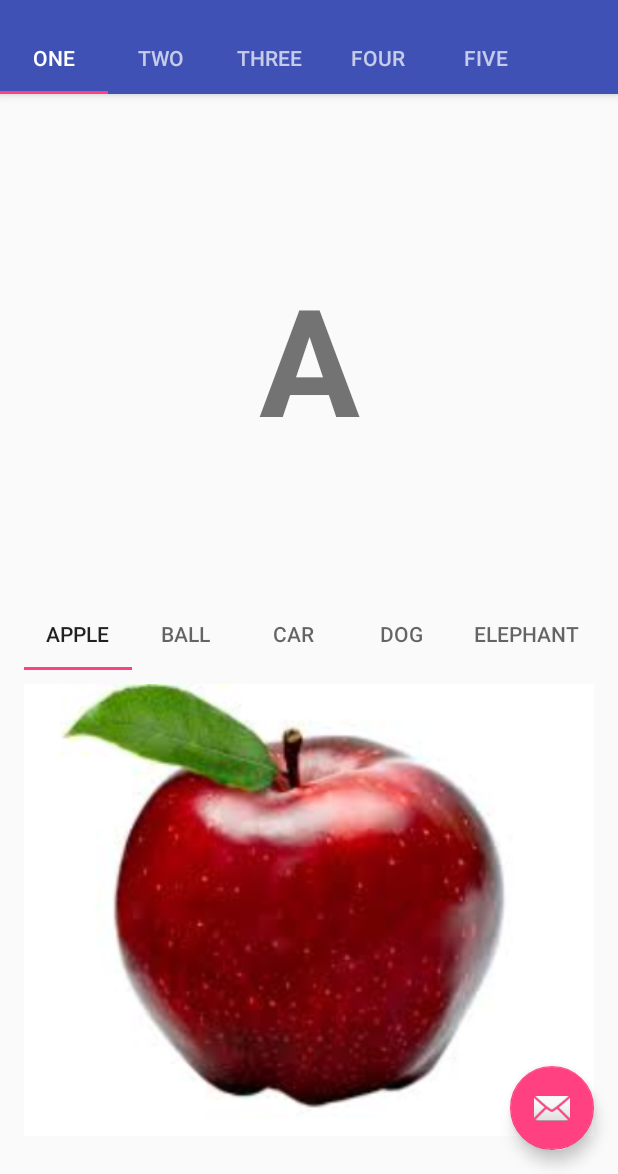
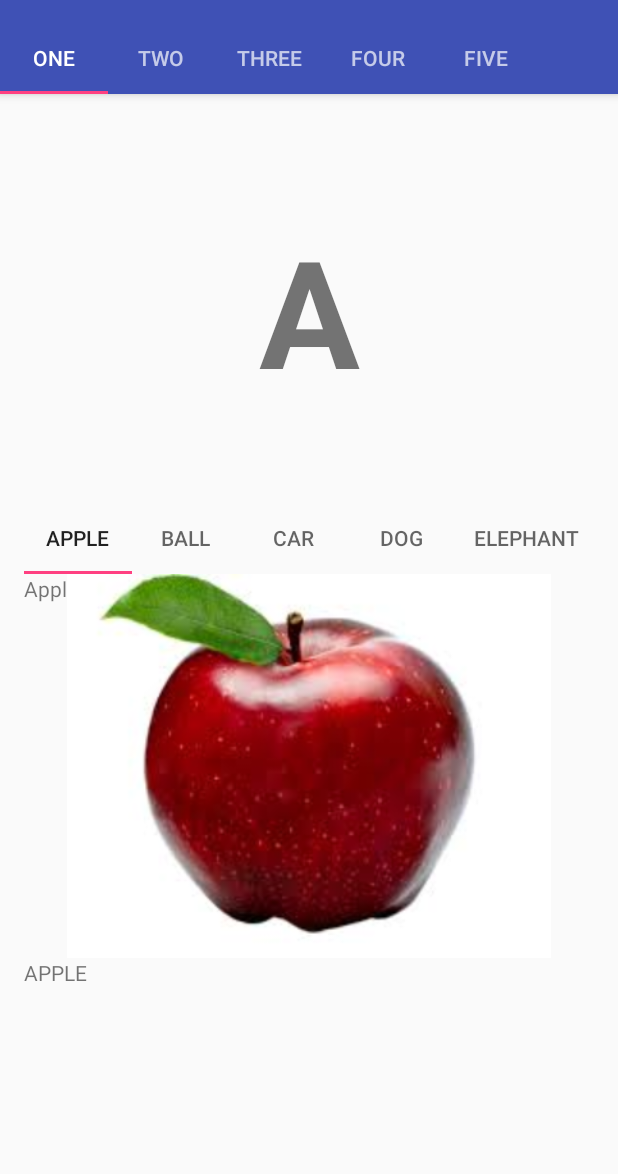
Before and after one commit to Deepakb09/ABCDApp, an Android app: the screen it shows after launch (MainActivity), on a phone screen of 412 x 824 dp, the part 62-1236 px from its top. Run offline under Robolectric (Android 15) with nearby library versions, the phone set to English and light mode, and no system bars.

Commit message:
ReadingValuesOnCurrentViewPager

```diff
--- a/app/src/main/java/com/deepak/abcdapp/Fragment1.java
+++ b/app/src/main/java/com/deepak/abcdapp/Fragment1.java
@@ -33,9 +33,10 @@ public class Fragment1 extends Fragment {
         int pos = b.getInt("imgposition");
 
         textView1.setText(alpha[pos]);
+        String alph = alpha[pos];
         //imageView.setImageResource(images[pos]);
         MainActivity m = (MainActivity) getActivity();
-
+        m.getAlphaFromFrag(alph);
 
         return v;
     }
--- a/app/src/main/java/com/deepak/abcdapp/Fragment2.java
+++ b/app/src/main/java/com/deepak/abcdapp/Fragment2.java
@@ -1,37 +1,64 @@
 package com.deepak.abcdapp;
 
 
+import android.app.Activity;
 import android.os.Bundle;
 import android.support.v4.app.Fragment;
 import android.view.LayoutInflater;
 import android.view.View;
 import android.view.ViewGroup;
 import android.widget.ImageView;
+import android.widget.TextView;
+import android.widget.Toast;
+
+import org.w3c.dom.Text;
+
+import java.util.ArrayList;
+import java.util.LinkedHashMap;
+import java.util.TreeMap;
 
 
 /**
  * A simple {@link Fragment} subclass.
  */
 public class Fragment2 extends Fragment {
+
     int[] images = {R.drawable.apple, R.drawable.ball, R.drawable.car, R.drawable.dog, R.drawable.elephant};
+    String[] imgname = {"Apple","Ball","Car","Dog","Elephant"};
+    LinkedHashMap<String, Integer> linkedHashMap;
+
 
     public Fragment2() {
         // Required empty public constructor
     }
 
-
     @Override
     public View onCreateView(LayoutInflater inflater, ViewGroup container,
                              Bundle savedInstanceState) {
-        // Inflate the layout for this fragment
+
         View v2 = inflater.inflate(R.layout.fragment_fragment2, container, false);
         ImageView imageView2= (ImageView) v2.findViewById(R.id.imageView2);
+        TextView textView2 = (TextView) v2.findViewById(R.id.textView2);
+
+        linkedHashMap = new LinkedHashMap<String, Integer>();
+
+        linkedHashMap.put("A",R.drawable.apple);
+        linkedHashMap.put("B",R.drawable.ball);
+        linkedHashMap.put("C",R.drawable.car);
+        linkedHashMap.put("D",R.drawable.dog);
+        linkedHashMap.put("E",R.drawable.elephant);
 
         Bundle b = getArguments();
         int pos = b.getInt("imageposition");
 
         imageView2.setImageResource(images[pos]);
 
+        textView2.setText(imgname[pos]);
+
+        String alphabet = new ArrayList<String>(linkedHashMap.keySet()).get(pos);
+        MainActivity m = (MainActivity) getActivity();
+        m.setAlphaImageFromFrag(alphabet);
+
         return v2;
     }
 
--- a/app/src/main/java/com/deepak/abcdapp/MainActivity.java
+++ b/app/src/main/java/com/deepak/abcdapp/MainActivity.java
@@ -8,6 +8,7 @@ import android.support.v4.app.Fragment;
 import android.support.v4.app.FragmentManager;
 import android.support.v4.app.FragmentPagerAdapter;
 import android.support.v4.view.ViewPager;
+import android.util.Log;
 import android.view.View;
 import android.support.design.widget.NavigationView;
 import android.support.v4.view.GravityCompat;
@@ -17,12 +18,21 @@ import android.support.v7.app.AppCompatActivity;
 import android.support.v7.widget.Toolbar;
 import android.view.Menu;
 import android.view.MenuItem;
+import android.widget.TextView;
+import android.widget.Toast;
+
+import java.util.TreeMap;
 
 public class MainActivity extends AppCompatActivity
         implements NavigationView.OnNavigationItemSelectedListener {
     ViewPager viewPager1, viewPager2;
     MyAdapter myAdapter1;
     MyAdapter2 myAdapter2;
+
+    String[] arr2 = {"APPLE","BALL","CAR","DOG","ELEPHANT"};
+    String alpha;
+    String imgnm;
+    TextView textView3;
 
     public class MyAdapter extends FragmentPagerAdapter{
         String[] arr1 = {"One","Two","Three","Four","Five"};
@@ -51,7 +61,7 @@ public class MainActivity extends AppCompatActivity
     }
 
     public class MyAdapter2 extends FragmentPagerAdapter{
-        String[] arr2 = {"APPLE","BALL","CAR","DOG","ELEPHANT"};
+        //String[] arr2 = {"APPLE","BALL","CAR","DOG","ELEPHANT"};
         public MyAdapter2(FragmentManager fm) {
             super(fm);
         }
@@ -77,6 +87,15 @@ public class MainActivity extends AppCompatActivity
     }
 
 
+    public void getAlphaFromFrag(String ch){
+        alpha = ch;
+    }
+
+    public void setAlphaImageFromFrag(String ch){
+        imgnm = ch;
+        //textView3.setText(imgnm);
+        //Toast.makeText(MainActivity.this, ch, Toast.LENGTH_SHORT).show();
+    }
 
     @Override
     protected void onCreate(Bundle savedInstanceState) {
@@ -90,6 +109,7 @@ public class MainActivity extends AppCompatActivity
         myAdapter1 = new MyAdapter(getSupportFragmentManager());
         viewPager1.setAdapter(myAdapter1);
         tabLayout1.setupWithViewPager(viewPager1);
+        textView3 = (TextView) findViewById(R.id.textView3);
 
         viewPager2 = (ViewPager) findViewById(R.id.viewPager2);
         TabLayout tabLayout2 = (TabLayout) findViewById(R.id.myTab2);
@@ -97,7 +117,27 @@ public class MainActivity extends AppCompatActivity
         viewPager2.setAdapter(myAdapter2);
         tabLayout2.setupWithViewPager(viewPager2);
 
+        viewPager2.addOnPageChangeListener(new ViewPager.OnPageChangeListener() {
+            @Override
+            public void onPageScrolled(int position, float positionOffset, int positionOffsetPixels) {
+                int i = viewPager2.getCurrentItem();
+                textView3.setText(arr2[i]);
+            }
+
+            @Override
+            public void onPageSelected(int position) {
+
+            }
+
+            @Override
+            public void onPageScrollStateChanged(int state) {
+
+            }
+        });
+
+
         FloatingActionButton fab = (FloatingActionButton) findViewById(R.id.fab);
+        fab.hide();
         fab.setOnClickListener(new View.OnClickListener() {
             @Override
             public void onClick(View view) {
--- a/app/src/main/res/layout/content_main.xml
+++ b/app/src/main/res/layout/content_main.xml
@@ -30,4 +30,10 @@
         android:layout_height="0dp"
         android:layout_weight="1"
         android:id="@+id/viewPager2"/>
+    <TextView
+        android:layout_width="match_parent"
+        android:layout_height="0dp"
+        android:layout_weight="0.5"
+        android:id="@+id/textView3"
+        android:hint="Passed Data here"/>
 </LinearLayout>
--- a/app/src/main/res/layout/fragment_fragment2.xml
+++ b/app/src/main/res/layout/fragment_fragment2.xml
@@ -3,6 +3,10 @@
     android:layout_width="match_parent"
     android:layout_height="match_parent"
     tools:context="com.deepak.abcdapp.Fragment2">
+    <TextView
+        android:layout_width="wrap_content"
+        android:layout_height="wrap_content"
+        android:id="@+id/textView2" />
 
     <ImageView
         android:layout_width="match_parent"
```
